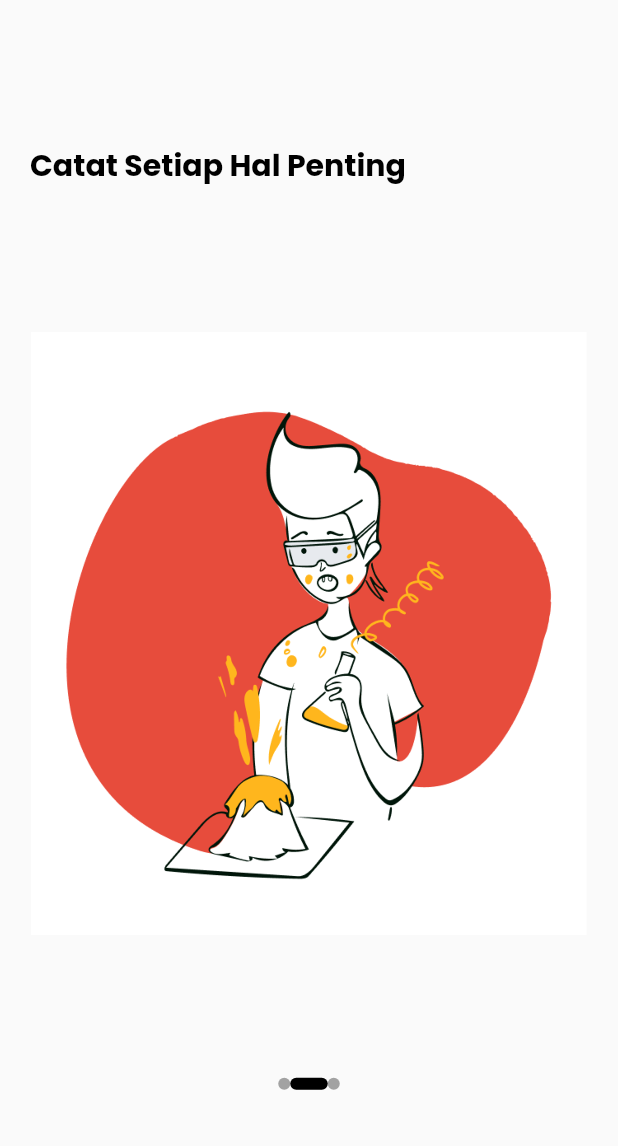
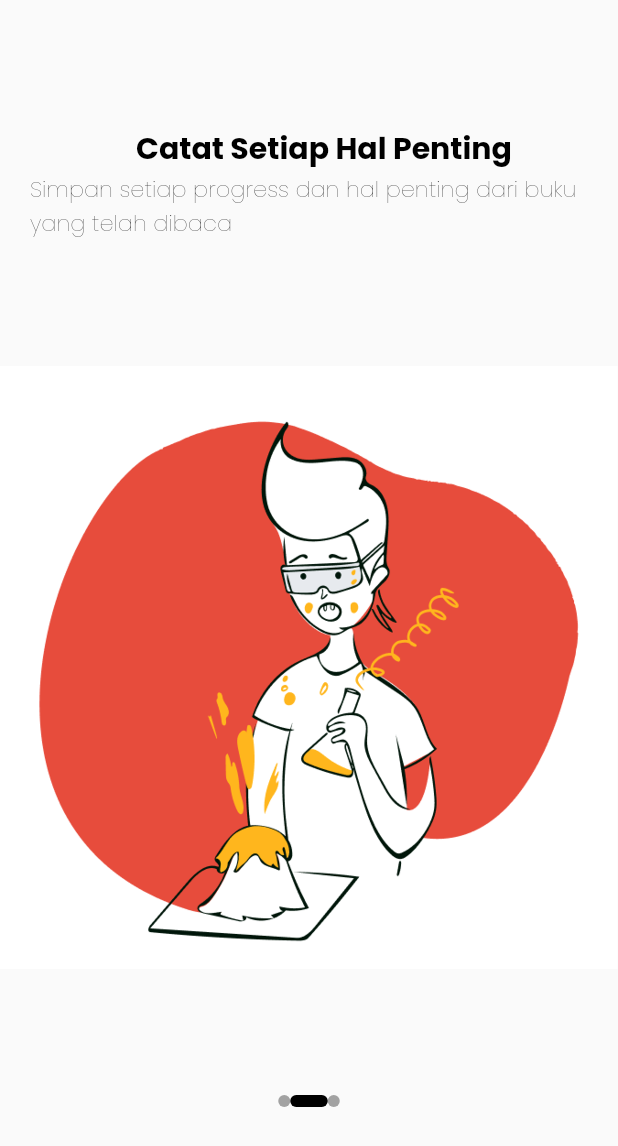
Before and after one commit to flitzcore/SukaBaca, a Flutter app: the screen it shows after launch, swiped to page 2, on a phone screen of 412 x 824 dp. Shown: the top 1146 px of the screen. Run offline on Flutter 3.47's test engine with Material 2 defaults, Android fonts, the phone set to English and light mode, and no system bars; our stand-ins replace google_fonts.

Commit message:
Welcome pages, tes 2

```diff
--- a/lib/Pages/welcome_page.dart
+++ b/lib/Pages/welcome_page.dart
@@ -23,7 +23,11 @@ class _WelcomePagesState extends State<WelcomePages> {
     "Catat Setiap Hal Penting",
     "Kemudahan Merangkum Buku Kesukaanmu"
   ];
-
+  List textBody=[
+    "Luangkan waktumu untu membaca buku setiap hari",
+    "Simpan setiap progress dan hal penting dari buku yang telah dibaca",
+    "Stop membuang waktu membaca buku kesukaanmu berulang kali"
+  ];
   Widget build(BuildContext context) {
     return Scaffold(
       body: PageView.builder(
@@ -35,8 +39,14 @@ class _WelcomePagesState extends State<WelcomePages> {
               children: [
                 Container(
                   alignment: Alignment.topLeft,
-                  margin: const EdgeInsets.only(left: 20.0, right: 20.0),
-                  child: LargeText(text: textBold[index]),
+                  margin: const EdgeInsets.only(left: 20.0),
+                  child: Column(
+
+                    children: [
+                      LargeText(text: textBold[index]),
+                      BodyText(text: textBody[index]),
+                    ],
+                  ),
                 ),
                 Container(
                   width: double.maxFinite-10,
@@ -46,7 +56,7 @@ class _WelcomePagesState extends State<WelcomePages> {
                         image: AssetImage(
                             "assets/img/"+img[index]
                         ),
-                        fit: BoxFit.contain,
+                        fit: BoxFit.cover,
                         filterQuality:FilterQuality.high
                     ),
                   )
--- a/lib/Utility/kumpulan_text.dart
+++ b/lib/Utility/kumpulan_text.dart
@@ -34,19 +34,18 @@ class BodyText extends StatelessWidget {
     Key? key,
     required this.text,
     this.color=Colors.black,
-    this.size=30}) : super(key: key);
+    this.size=15}) : super(key: key);
 
   @override
   Widget build(BuildContext context) {
     return Text(
         text,
-        textAlign: TextAlign.center,
-        style: GoogleFonts.kanit(
+        style: GoogleFonts.poppins(
             textStyle:
             TextStyle(
                 color: color,
                 fontSize: size,
-                fontWeight: FontWeight.normal,
+                fontWeight: FontWeight.w100,
             )
         ),
 
```
